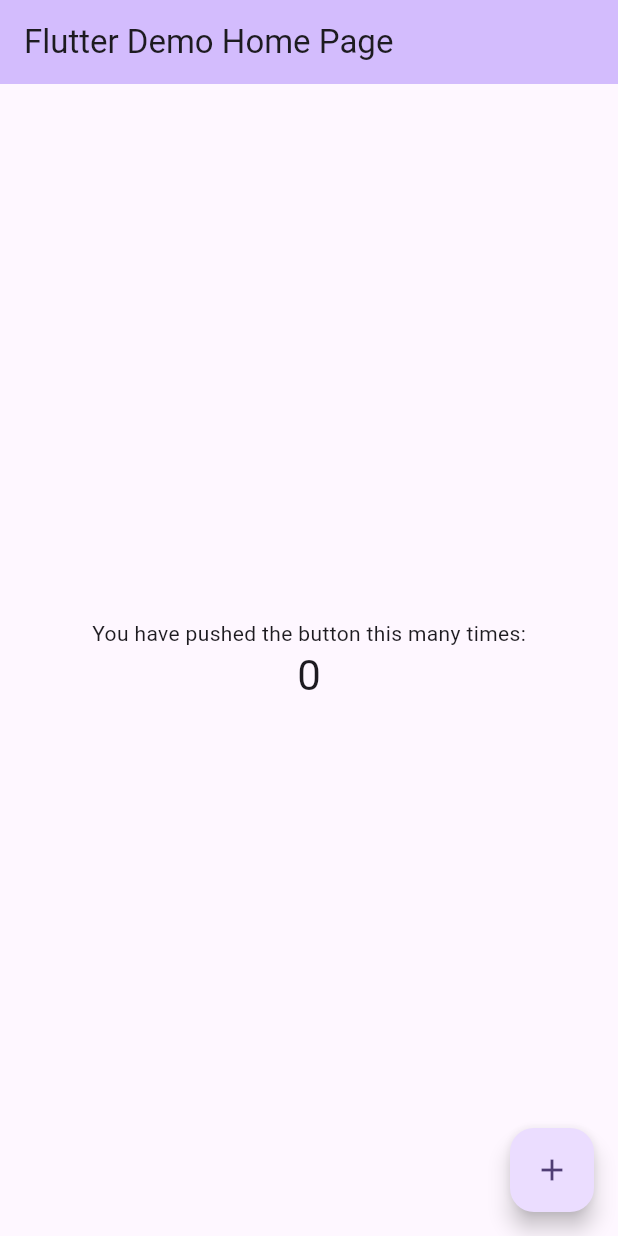
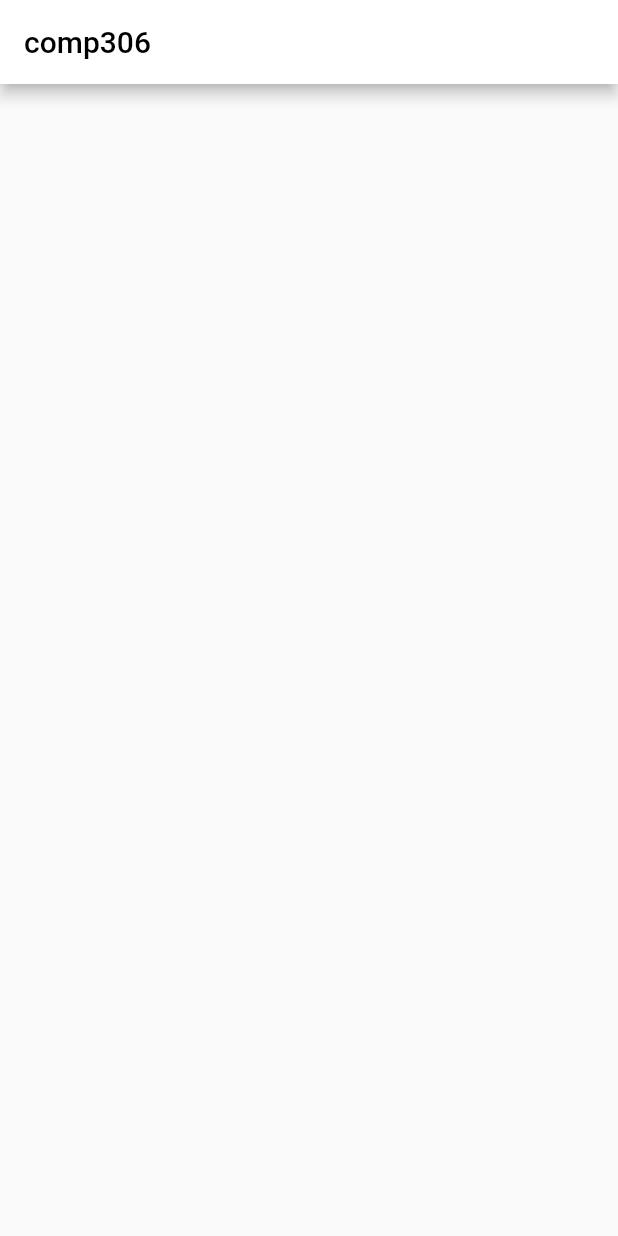
Before and after one commit to efeertunc/comp_306, a Flutter app: the screen it shows after launch, on a phone screen of 412 x 824 dp. Run offline on Flutter 3.47's test engine with Material 2 defaults, Android fonts, the phone set to English and light mode, and no system bars.

Commit message:
feat : initail commit 2

```diff
--- a/lib/main.dart
+++ b/lib/main.dart
@@ -7,119 +7,40 @@
 class MyApp extends StatelessWidget {
   const MyApp({super.key});
 
-  // This widget is the root of your application.
   @override
   Widget build(BuildContext context) {
     return MaterialApp(
-      title: 'Flutter Demo',
-      theme: ThemeData(
-        // This is the theme of your application.
-        //
-        // TRY THIS: Try running your application with "flutter run". You'll see
-        // the application has a blue toolbar. Then, without quitting the app,
-        // try changing the seedColor in the colorScheme below to Colors.green
-        // and then invoke "hot reload" (save your changes or press the "hot
-        // reload" button in a Flutter-supported IDE, or press "r" if you used
-        // the command line to start the app).
-        //
-        // Notice that the counter didn't reset back to zero; the application
-        // state is not lost during the reload. To reset the state, use hot
-        // restart instead.
-        //
-        // This works for code too, not just values: Most code changes can be
-        // tested with just a hot reload.
-        colorScheme: ColorScheme.fromSeed(seedColor: Colors.deepPurple),
-        useMaterial3: true,
-      ),
-      home: const MyHomePage(title: 'Flutter Demo Home Page'),
+      debugShowCheckedModeBanner: false,
+      theme: ThemeData(),
+      home: const MyHomePage(),
     );
   }
 }
 
 class MyHomePage extends StatefulWidget {
-  const MyHomePage({super.key, required this.title});
-
-  // This widget is the home page of your application. It is stateful, meaning
-  // that it has a State object (defined below) that contains fields that affect
-  // how it looks.
-
-  // This class is the configuration for the state. It holds the values (in this
-  // case the title) provided by the parent (in this case the App widget) and
-  // used by the build method of the State. Fields in a Widget subclass are
-  // always marked "final".
-
-  final String title;
+  const MyHomePage({super.key});
 
   @override
   State<MyHomePage> createState() => _MyHomePageState();
 }
 
 class _MyHomePageState extends State<MyHomePage> {
-  int _counter = 0;
 
-  void _incrementCounter() {
-    setState(() {
-      // This call to setState tells the Flutter framework that something has
-      // changed in this State, which causes it to rerun the build method below
-      // so that the display can reflect the updated values. If we changed
-      // _counter without calling setState(), then the build method would not be
-      // called again, and so nothing would appear to happen.
-      _counter++;
-    });
-  }
 
   @override
   Widget build(BuildContext context) {
-    // This method is rerun every time setState is called, for instance as done
-    // by the _incrementCounter method above.
-    //
-    // The Flutter framework has been optimized to make rerunning build methods
-    // fast, so that you can just rebuild anything that needs updating rather
-    // than having to individually change instances of widgets.
     return Scaffold(
       appBar: AppBar(
-        // TRY THIS: Try changing the color here to a specific color (to
-        // Colors.amber, perhaps?) and trigger a hot reload to see the AppBar
-        // change color while the other colors stay the same.
         backgroundColor: Theme.of(context).colorScheme.inversePrimary,
-        // Here we take the value from the MyHomePage object that was created by
-        // the App.build method, and use it to set our appbar title.
-        title: Text(widget.title),
+        title: Text("comp306", style: TextStyle(color: Colors.black),),
       ),
       body: Center(
-        // Center is a layout widget. It takes a single child and positions it
-        // in the middle of the parent.
         child: Column(
-          // Column is also a layout widget. It takes a list of children and
-          // arranges them vertically. By default, it sizes itself to fit its
-          // children horizontally, and tries to be as tall as its parent.
-          //
-          // Column has various properties to control how it sizes itself and
-          // how it positions its children. Here we use mainAxisAlignment to
-          // center the children vertically; the main axis here is the vertical
-          // axis because Columns are vertical (the cross axis would be
-          // horizontal).
-          //
-          // TRY THIS: Invoke "debug painting" (choose the "Toggle Debug Paint"
-          // action in the IDE, or press "p" in the console), to see the
-          // wireframe for each widget.
           mainAxisAlignment: MainAxisAlignment.center,
           children: <Widget>[
-            const Text(
-              'You have pushed the button this many times:',
-            ),
-            Text(
-              '$_counter',
-              style: Theme.of(context).textTheme.headlineMedium,
-            ),
           ],
         ),
       ),
-      floatingActionButton: FloatingActionButton(
-        onPressed: _incrementCounter,
-        tooltip: 'Increment',
-        child: const Icon(Icons.add),
-      ), // This trailing comma makes auto-formatting nicer for build methods.
     );
   }
 }
--- a/pubspec.yaml
+++ b/pubspec.yaml
@@ -30,6 +30,7 @@
 dependencies:
   flutter:
     sdk: flutter
+  flutter_bloc: ^8.1.2
 
 
   # The following adds the Cupertino Icons font to your application.
```
